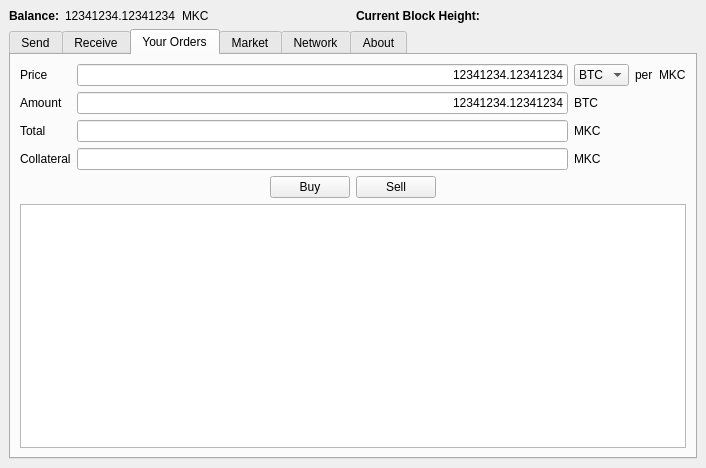
Above: gui/marketcoin.ui from marketcoin/marketcoin before the change. Below: the same form after it.
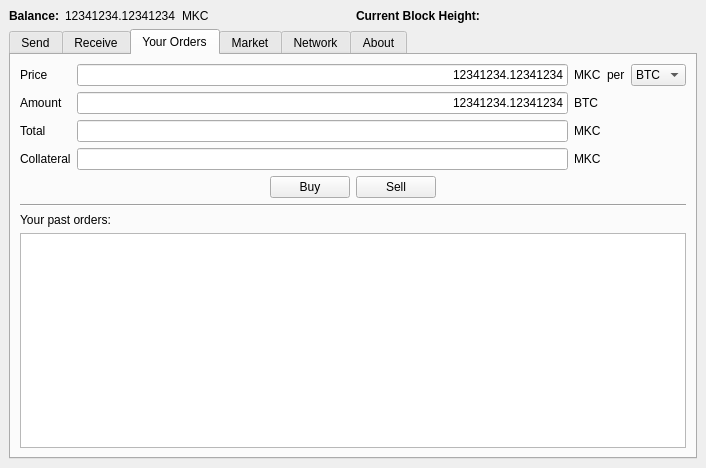
That is the form after the change. The open tabs and pages were chosen to show the change.

Patch:
```diff
--- a/gui/marketcoin.ui
+++ b/gui/marketcoin.ui
@@ -276,6 +276,20 @@
           </item>
           <item row="0" column="2">
            <layout class="QHBoxLayout" name="horizontalLayout_4">
+            <item>
+             <widget class="QLabel" name="label_10">
+              <property name="text">
+               <string>MKC</string>
+              </property>
+             </widget>
+            </item>
+            <item>
+             <widget class="QLabel" name="label_14">
+              <property name="text">
+               <string>per</string>
+              </property>
+             </widget>
+            </item>
             <item>
              <widget class="QComboBox" name="comboBox">
               <item>
@@ -300,20 +314,6 @@
               </item>
              </widget>
             </item>
-            <item>
-             <widget class="QLabel" name="label_14">
-              <property name="text">
-               <string>per</string>
-              </property>
-             </widget>
-            </item>
-            <item>
-             <widget class="QLabel" name="label_10">
-              <property name="text">
-               <string>MKC</string>
-              </property>
-             </widget>
-            </item>
            </layout>
           </item>
           <item row="1" column="1">
@@ -438,6 +438,20 @@
           </item>
          </layout>
         </item>
+        <item>
+         <widget class="Line" name="line_3">
+          <property name="orientation">
+           <enum>Qt::Horizontal</enum>
+          </property>
+         </widget>
+        </item>
+        <item>
+         <widget class="QLabel" name="label_24">
+          <property name="text">
+           <string>Your past orders:</string>
+          </property>
+         </widget>
+        </item>
         <item>
          <widget class="QTableView" name="tableView_3"/>
         </item>
```
Left out of the diff: 16 changed lines with no effect on the pictures.
